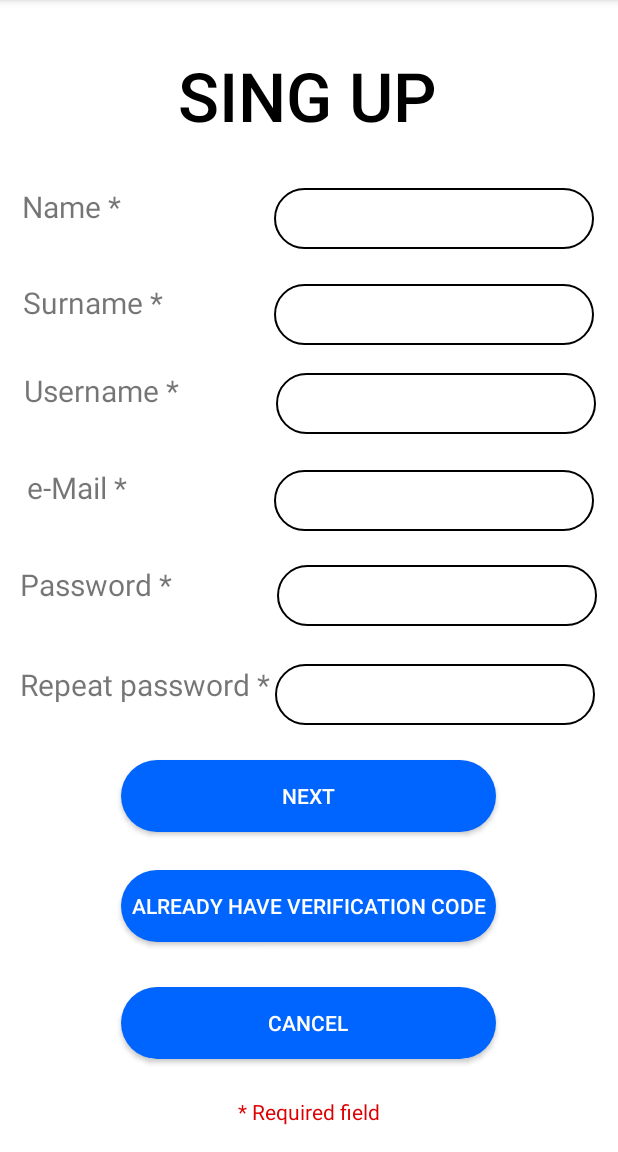
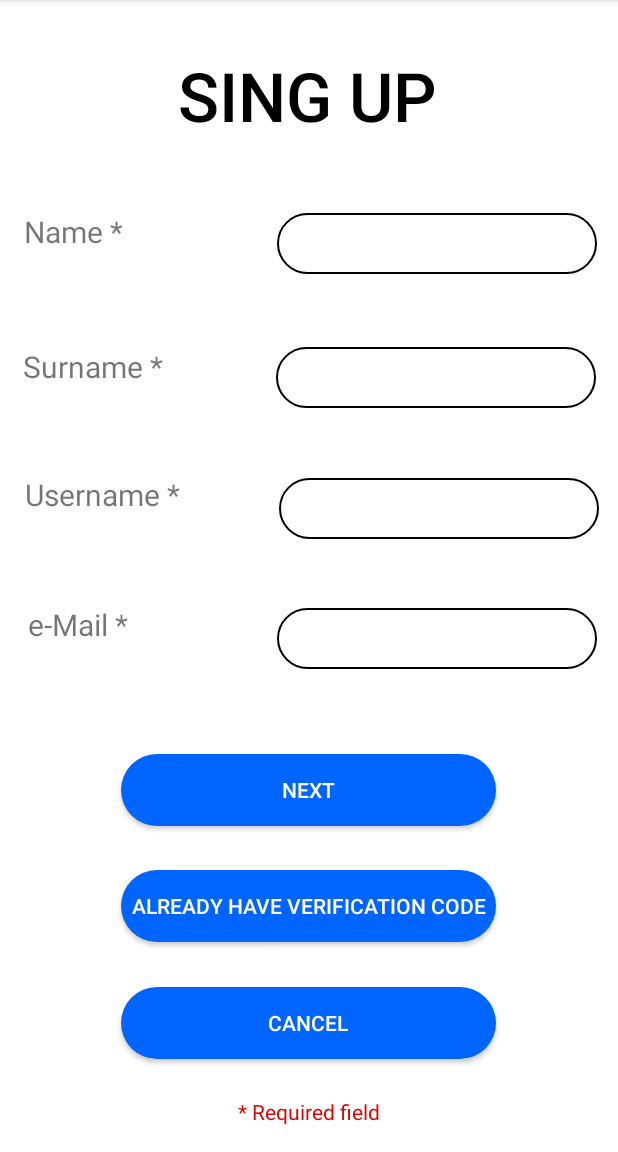
Before and after one commit to lucaLP98/CineMates20_Mobile, an Android app: the screen it shows after launch (MainActivity), after a tap on "SING-UP", on a phone screen of 412 x 824 dp, the part 84-1236 px from its top. Run offline under Robolectric (Android 15) with nearby library versions, the phone set to English and light mode, and no system bars; libraries missing offline, so code that uses them is left out: com.facebook, com.facebook.login; 3 statements that could not run were skipped.

Commit message:
divisa registrazione in due fragment: SingUpFragment e SingUpPasswordFragment.

```diff
--- a/app/build.gradle
+++ b/app/build.gradle
@@ -46,6 +46,7 @@ dependencies {
     implementation 'com.facebook.android:facebook-android-sdk:[8,9)'
     implementation 'com.facebook.android:facebook-login:[8.1)'
 
+    implementation 'com.google.android.gms:play-services-auth:19.2.0'
 
     implementation 'androidx.appcompat:appcompat:1.3.1'
     implementation 'com.google.android.material:material:1.4.0'
--- a/app/src/main/java/it/ingsw/cinemates20_mobile/views/fragments/AccessFragment.java
+++ b/app/src/main/java/it/ingsw/cinemates20_mobile/views/fragments/AccessFragment.java
@@ -20,10 +20,18 @@ import it.ingsw.cinemates20_mobile.R;
 import it.ingsw.cinemates20_mobile.presenters.fragments.AccessPresenter;
 
 public class AccessFragment extends Fragment {
+    private final int loginWithFacebook = 1001;
+    private final int loginWithGoogle = 1002;
+    private final int loginWithCognito = 1003;
+    private final int singupWithCognito = 1004;
+    private final int noLogin = 1005;
+
     private AccessPresenter accessPresenter;
 
     private LoginButton facebookLoginButton;
     private CallbackManager facebookCallbackManager;
+
+    private int loginType;
 
     public AccessFragment(){
         super();
@@ -43,9 +51,9 @@ public class AccessFragment extends Fragment {
 
         accessPresenter = new AccessPresenter(this, inflate);
 
-        inflate.findViewById(R.id.goToLoginButton).setOnClickListener( v -> accessPresenter.pressLoginButton());
-        inflate.findViewById(R.id.goToSingUpButton).setOnClickListener( v -> accessPresenter.pressSingUpButton());
-        inflate.findViewById(R.id.loginLaterTextView).setOnClickListener( v -> accessPresenter.pressSingInLater());
+        inflate.findViewById(R.id.goToLoginButton).setOnClickListener( v ->{ loginType = loginWithCognito; accessPresenter.pressLoginButton();});
+        inflate.findViewById(R.id.goToSingUpButton).setOnClickListener( v ->{loginType = singupWithCognito; accessPresenter.pressSingUpButton();});
+        inflate.findViewById(R.id.loginLaterTextView).setOnClickListener( v ->{loginType = noLogin; accessPresenter.pressSingInLater();});
 
 
         facebookLoginButton = inflate.findViewById(R.id.login_fb_button);
@@ -55,6 +63,8 @@ public class AccessFragment extends Fragment {
     }
 
     private void pressLoginWithFacebook(){
+        loginType = loginWithFacebook;
+
         facebookLoginButton.setPermissions("email");
         facebookLoginButton.setFragment(this);
 
@@ -78,7 +88,12 @@ public class AccessFragment extends Fragment {
 
     @Override
     public void onActivityResult(int requestCode, int resultCode, Intent data) {
-        facebookCallbackManager.onActivityResult(requestCode, resultCode, data);
+        if(loginType == loginWithFacebook)
+            facebookCallbackManager.onActivityResult(requestCode, resultCode, data);
+        else if(loginType == loginWithGoogle){
+
+        }
+
         super.onActivityResult(requestCode, resultCode, data);
     }
 }
--- a/app/src/main/java/it/ingsw/cinemates20_mobile/views/fragments/SingUpFragment.java
+++ b/app/src/main/java/it/ingsw/cinemates20_mobile/views/fragments/SingUpFragment.java
@@ -28,7 +28,7 @@ public class SingUpFragment extends Fragment {
         singUpPresenter = new SingUpPresenter(this, inflate);
 
         inflate.findViewById(R.id.cancelSingUpButton).setOnClickListener( v -> singUpPresenter.pressCancelButton());
-        inflate.findViewById(R.id.singupButton).setOnClickListener( v -> singUpPresenter.pressSingUpButton());
+        inflate.findViewById(R.id.nextButton).setOnClickListener( v -> singUpPresenter.pressNextButton());
         inflate.findViewById(R.id.alreadyCodeButton).setOnClickListener( v -> singUpPresenter.pressAlreadyCodeButton());
 
         return inflate;
--- a/app/src/main/res/layout/fragment_sing_up.xml
+++ b/app/src/main/res/layout/fragment_sing_up.xml
@@ -4,7 +4,9 @@
     xmlns:tools="http://schemas.android.com/tools"
     android:layout_width="match_parent"
     android:layout_height="match_parent"
-    tools:context=".views.fragments.SingUpFragment">
+    tools:context=".views.fragments.SingUpFragment"
+    tools:layout_editor_absoluteX="1dp"
+    tools:layout_editor_absoluteY="66dp">
 
     <TextView
         android:id="@+id/singUpLabelTextView"
@@ -22,130 +24,46 @@
         app:layout_constraintTop_toTopOf="parent"
         app:layout_constraintVertical_bias="0.047" />
 
-    <TextView
-        android:id="@+id/insertEmailTextView"
-        android:layout_width="wrap_content"
-        android:layout_height="wrap_content"
-        android:text="@string/insert_email"
-        android:textSize="20sp"
-
-        app:layout_constraintBottom_toBottomOf="parent"
-        app:layout_constraintEnd_toEndOf="parent"
-        app:layout_constraintHorizontal_bias="0.052"
-        app:layout_constraintStart_toStartOf="parent"
-        app:layout_constraintTop_toTopOf="parent"
-        app:layout_constraintVertical_bias="0.42" />
-
     <EditText
-        android:id="@+id/newPasswordEditText"
+        android:id="@+id/newNameEditText"
         android:layout_width="wrap_content"
         android:layout_height="wrap_content"
         android:background="@drawable/textfield_rounded_corner"
         android:ems="10"
-        android:inputType="textPassword"
+        android:inputType="textPersonName"
         app:layout_constraintBottom_toBottomOf="parent"
         app:layout_constraintEnd_toEndOf="parent"
         app:layout_constraintHorizontal_bias="0.93"
         app:layout_constraintStart_toStartOf="parent"
         app:layout_constraintTop_toTopOf="parent"
-        app:layout_constraintVertical_bias="0.518" />
+        app:layout_constraintVertical_bias="0.195" />
 
     <TextView
-        android:id="@+id/repeatNewPasswordTextView"
+        android:id="@+id/insertNameTextView"
         android:layout_width="wrap_content"
         android:layout_height="wrap_content"
-        android:text="@string/repeat_password"
+        android:text="@string/insert_name"
         android:textSize="20sp"
         app:layout_constraintBottom_toBottomOf="parent"
         app:layout_constraintEnd_toEndOf="parent"
-        app:layout_constraintHorizontal_bias="0.055"
+        app:layout_constraintHorizontal_bias="0.046"
         app:layout_constraintStart_toStartOf="parent"
         app:layout_constraintTop_toTopOf="parent"
-        app:layout_constraintVertical_bias="0.598" />
-
-    <EditText
-        android:id="@+id/repeatNewPasswordEditText"
-        android:layout_width="wrap_content"
-        android:layout_height="wrap_content"
-        android:layout_marginEnd="8dp"
-        android:background="@drawable/textfield_rounded_corner"
-        android:ems="10"
-        android:inputType="textPassword"
-        app:layout_constraintBottom_toBottomOf="parent"
-        app:layout_constraintEnd_toEndOf="parent"
-        app:layout_constraintHorizontal_bias="0.96"
-        app:layout_constraintStart_toStartOf="@+id/repeatNewPasswordTextView"
-        app:layout_constraintTop_toTopOf="parent"
-        app:layout_constraintVertical_bias="0.609" />
-
-    <TextView
-        android:id="@+id/insertnewPasswordTextView"
-        android:layout_width="wrap_content"
-        android:layout_height="wrap_content"
-        android:text="@string/insert_password"
-        android:textSize="20sp"
-        app:layout_constraintBottom_toBottomOf="parent"
-        app:layout_constraintEnd_toEndOf="parent"
-        app:layout_constraintHorizontal_bias="0.042"
-        app:layout_constraintStart_toStartOf="parent"
-        app:layout_constraintTop_toTopOf="parent"
-        app:layout_constraintVertical_bias="0.508" />
-
-    <EditText
-        android:id="@+id/newNameEditText"
-        android:layout_width="wrap_content"
-        android:layout_height="wrap_content"
-        android:ems="10"
-        android:inputType="textPersonName"
-        android:background="@drawable/textfield_rounded_corner"
-        app:layout_constraintBottom_toBottomOf="parent"
-        app:layout_constraintEnd_toEndOf="parent"
-        app:layout_constraintHorizontal_bias="0.92"
-        app:layout_constraintStart_toStartOf="parent"
-        app:layout_constraintTop_toTopOf="parent"
-        app:layout_constraintVertical_bias="0.172" />
+        app:layout_constraintVertical_bias="0.19" />
 
     <EditText
         android:id="@+id/newSurnameEditText"
         android:layout_width="wrap_content"
         android:layout_height="wrap_content"
+        android:background="@drawable/textfield_rounded_corner"
         android:ems="10"
         android:inputType="textPersonName"
-        android:background="@drawable/textfield_rounded_corner"
-        app:layout_constraintBottom_toBottomOf="parent"
-        app:layout_constraintEnd_toEndOf="parent"
-        app:layout_constraintHorizontal_bias="0.92"
-        app:layout_constraintStart_toStartOf="parent"
-        app:layout_constraintTop_toTopOf="parent"
-        app:layout_constraintVertical_bias="0.26" />
-
-    <EditText
-        android:id="@+id/newUsernameEditText"
-        android:layout_width="wrap_content"
-        android:layout_height="wrap_content"
-        android:ems="10"
-        android:inputType="textPersonName"
-        android:background="@drawable/textfield_rounded_corner"
         app:layout_constraintBottom_toBottomOf="parent"
         app:layout_constraintEnd_toEndOf="parent"
         app:layout_constraintHorizontal_bias="0.925"
         app:layout_constraintStart_toStartOf="parent"
         app:layout_constraintTop_toTopOf="parent"
-        app:layout_constraintVertical_bias="0.342" />
-
-    <EditText
-        android:id="@+id/newEmailEditText"
-        android:layout_width="wrap_content"
-        android:layout_height="wrap_content"
-        android:ems="10"
-        android:inputType="textEmailAddress"
-        android:background="@drawable/textfield_rounded_corner"
-        app:layout_constraintBottom_toBottomOf="parent"
-        app:layout_constraintEnd_toEndOf="parent"
-        app:layout_constraintHorizontal_bias="0.92"
-        app:layout_constraintStart_toStartOf="parent"
-        app:layout_constraintTop_toTopOf="parent"
-        app:layout_constraintVertical_bias="0.431" />
+        app:layout_constraintVertical_bias="0.318" />
 
     <TextView
         android:id="@+id/insertSuernameTextView"
@@ -158,11 +76,53 @@
         app:layout_constraintHorizontal_bias="0.048"
         app:layout_constraintStart_toStartOf="parent"
         app:layout_constraintTop_toTopOf="parent"
-        app:layout_constraintVertical_bias="0.254" />
+        app:layout_constraintVertical_bias="0.311" />
+
+    <EditText
+        android:id="@+id/newUsernameEditText"
+        android:layout_width="wrap_content"
+        android:layout_height="wrap_content"
+        android:background="@drawable/textfield_rounded_corner"
+        android:ems="10"
+        android:inputType="textPersonName"
+        app:layout_constraintBottom_toBottomOf="parent"
+        app:layout_constraintEnd_toEndOf="parent"
+        app:layout_constraintHorizontal_bias="0.935"
+        app:layout_constraintStart_toStartOf="parent"
+        app:layout_constraintTop_toTopOf="parent"
+        app:layout_constraintVertical_bias="0.438" />
+
+    <EditText
+        android:id="@+id/newEmailEditText"
+        android:layout_width="wrap_content"
+        android:layout_height="wrap_content"
+        android:background="@drawable/textfield_rounded_corner"
+        android:ems="10"
+        android:inputType="textEmailAddress"
+        app:layout_constraintBottom_toBottomOf="parent"
+        app:layout_constraintEnd_toEndOf="parent"
+        app:layout_constraintHorizontal_bias="0.93"
+        app:layout_constraintStart_toStartOf="parent"
+        app:layout_constraintTop_toTopOf="parent"
+        app:layout_constraintVertical_bias="0.557" />
+
+    <TextView
+        android:id="@+id/insertEmailTextView"
+        android:layout_width="wrap_content"
+        android:layout_height="wrap_content"
+        android:text="@string/insert_email"
+        android:textSize="20sp"
+
+        app:layout_constraintBottom_toBottomOf="parent"
+        app:layout_constraintEnd_toEndOf="parent"
+        app:layout_constraintHorizontal_bias="0.055"
+        app:layout_constraintStart_toStartOf="parent"
+        app:layout_constraintTop_toTopOf="parent"
+        app:layout_constraintVertical_bias="0.544" />
 
 
     <android.widget.Button
-        android:id="@+id/singupButton"
+        android:id="@+id/nextButton"
         android:layout_width="250dp"
         android:layout_height="wrap_content"
         android:background="@drawable/button_background"
@@ -173,7 +133,7 @@
         app:layout_constraintHorizontal_bias="0.496"
         app:layout_constraintStart_toStartOf="parent"
         app:layout_constraintTop_toTopOf="parent"
-        app:layout_constraintVertical_bias="0.704"
+        app:layout_constraintVertical_bias="0.698"
         tools:ignore="TouchTargetSizeCheck,SpeakableTextPresentCheck,SpeakableTextPresentCheck" />
 
     <android.widget.Button
@@ -226,22 +186,9 @@
         android:textSize="20sp"
         app:layout_constraintBottom_toBottomOf="parent"
         app:layout_constraintEnd_toEndOf="parent"
-        app:layout_constraintHorizontal_bias="0.052"
+        app:layout_constraintHorizontal_bias="0.055"
         app:layout_constraintStart_toStartOf="parent"
         app:layout_constraintTop_toTopOf="parent"
-        app:layout_constraintVertical_bias="0.333" />
-
-    <TextView
-        android:id="@+id/insertNameTextView"
-        android:layout_width="wrap_content"
-        android:layout_height="wrap_content"
-        android:text="@string/insert_name"
-        android:textSize="20sp"
-        app:layout_constraintBottom_toBottomOf="parent"
-        app:layout_constraintEnd_toEndOf="parent"
-        app:layout_constraintHorizontal_bias="0.043"
-        app:layout_constraintStart_toStartOf="parent"
-        app:layout_constraintTop_toTopOf="parent"
-        app:layout_constraintVertical_bias="0.167" />
+        app:layout_constraintVertical_bias="0.427" />
 
 </androidx.constraintlayout.widget.ConstraintLayout>
```
Also changed, not shown: app/src/main/java/it/ingsw/cinemates20_mobile/presenters/fragments/SingUpPasswordPresenter.java (added, +101 -0 lines), app/src/main/java/it/ingsw/cinemates20_mobile/presenters/fragments/SingUpPresenter.java (+10 -55 lines), app/src/main/java/it/ingsw/cinemates20_mobile/views/fragments/SingUpPasswordFragment.java (+20 -40 lines), app/src/main/res/layout/fragment_access.xml (+14 -4 lines), app/src/main/res/layout/fragment_sing_up_password.xml (+24 -23 lines).
